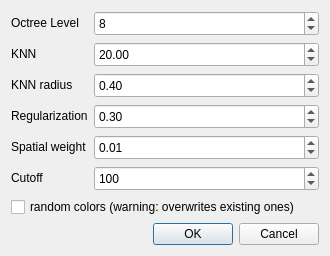
First picture: the form in qCC/ui_templates/cutPursuitDlg.ui, repository farmakis/CloudCompare, before the edit.
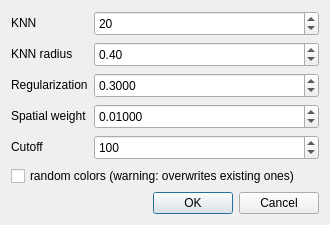
Second picture: the form after the edit. Custom widgets are drawn as their Qt base class.

```diff
--- a/qCC/ui_templates/cutPursuitDlg.ui
+++ b/qCC/ui_templates/cutPursuitDlg.ui
@@ -25,35 +25,6 @@
      <item row="0" column="0">
       <widget class="QLabel" name="label">
        <property name="toolTip">
-        <string>Grid subdivision level: the greater, the finest</string>
-       </property>
-       <property name="text">
-        <string>Octree Level</string>
-       </property>
-      </widget>
-     </item>
-     <item row="0" column="1">
-      <widget class="ccOctreeSpinBox" name="octreeLevelSpinBox">
-       <property name="minimumSize">
-        <size>
-         <width>0</width>
-         <height>25</height>
-        </size>
-       </property>
-       <property name="minimum">
-        <number>1</number>
-       </property>
-       <property name="maximum">
-        <number>10</number>
-       </property>
-       <property name="value">
-        <number>8</number>
-       </property>
-      </widget>
-     </item>
-     <item row="1" column="0">
-      <widget class="QLabel" name="label_2">
-       <property name="toolTip">
         <string>Max number of nearest neighbors search</string>
        </property>
        <property name="text">
@@ -61,8 +32,8 @@
        </property>
       </widget>
      </item>
-     <item row="1" column="1">
-      <widget class="QDoubleSpinBox" name="knnSpinBox">
+     <item row="0" column="1">
+      <widget class="QSpinBox" name="knnSpinBox">
        <property name="minimumSize">
         <size>
          <width>0</width>
@@ -83,8 +54,8 @@
        </property>
       </widget>
      </item>
-     <item row="2" column="0">
-      <widget class="QLabel" name="label_3">
+     <item row="1" column="0">
+      <widget class="QLabel" name="label_2">
        <property name="toolTip">
         <string>Max search distance</string>
        </property>
@@ -93,7 +64,7 @@
        </property>
       </widget>
      </item>
-     <item row="2" column="1">
+     <item row="1" column="1">
       <widget class="QDoubleSpinBox" name="knnRadiusSpinBox">
        <property name="minimumSize">
         <size>
@@ -115,8 +86,8 @@
        </property>
       </widget>
      </item>
-     <item row="3" column="0">
-      <widget class="QLabel" name="label_4">
+     <item row="2" column="0">
+      <widget class="QLabel" name="label_3">
        <property name="toolTip">
         <string>Regularization</string>
        </property>
@@ -125,7 +96,7 @@
        </property>
       </widget>
      </item>
-     <item row="3" column="1">
+     <item row="2" column="1">
       <widget class="QDoubleSpinBox" name="regularizationSpinBox">
        <property name="minimumSize">
         <size>
@@ -133,6 +104,9 @@
          <height>25</height>
         </size>
        </property>
+       <property name="decimals">
+        <number>4</number>
+       </property>
        <property name="minimum">
         <double>0</double>
        </property>
@@ -147,8 +121,8 @@
        </property>
       </widget>
      </item>
-     <item row="4" column="0">
-      <widget class="QLabel" name="label_5">
+     <item row="3" column="0">
+      <widget class="QLabel" name="label_4">
        <property name="toolTip">
         <string>Spatial influence in loss</string>
        </property>
@@ -157,7 +131,7 @@
        </property>
       </widget>
      </item>
-     <item row="4" column="1">
+     <item row="3" column="1">
       <widget class="QDoubleSpinBox" name="spatialWeightSpinBox">
        <property name="minimumSize">
         <size>
@@ -165,22 +139,25 @@
          <height>25</height>
         </size>
        </property>
+       <property name="decimals">
+        <number>5</number>
+       </property>
        <property name="minimum">
-        <double>1e-05</double>
+        <double>0.0</double>
        </property>
        <property name="maximum">
-        <double>1</double>
+        <double>1.0</double>
        </property>
        <property name="singleStep">
-        <double>0.001</double>
+        <double>0.0001</double>
        </property>
        <property name="value">
         <double>0.01</double>
        </property>
       </widget>
      </item>
-     <item row="5" column="0">
-      <widget class="QLabel" name="label_6">
+     <item row="4" column="0">
+      <widget class="QLabel" name="label_5">
        <property name="toolTip">
         <string>Points cutoff</string>
        </property>
@@ -189,7 +166,7 @@
        </property>
       </widget>
      </item>
-     <item row="5" column="1">
+     <item row="4" column="1">
       <widget class="QSpinBox" name="cutoffSpinBox">
        <property name="minimumSize">
         <size>
```
